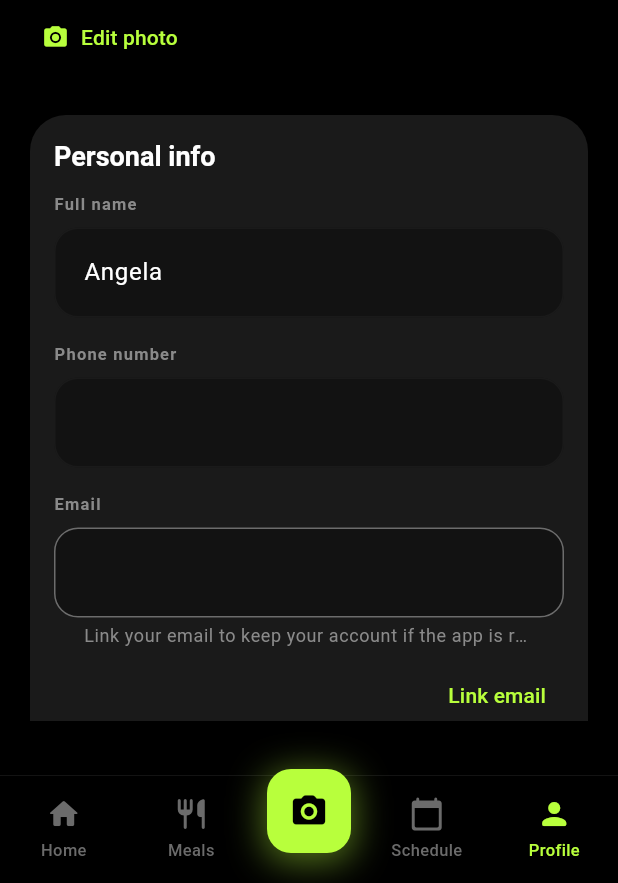
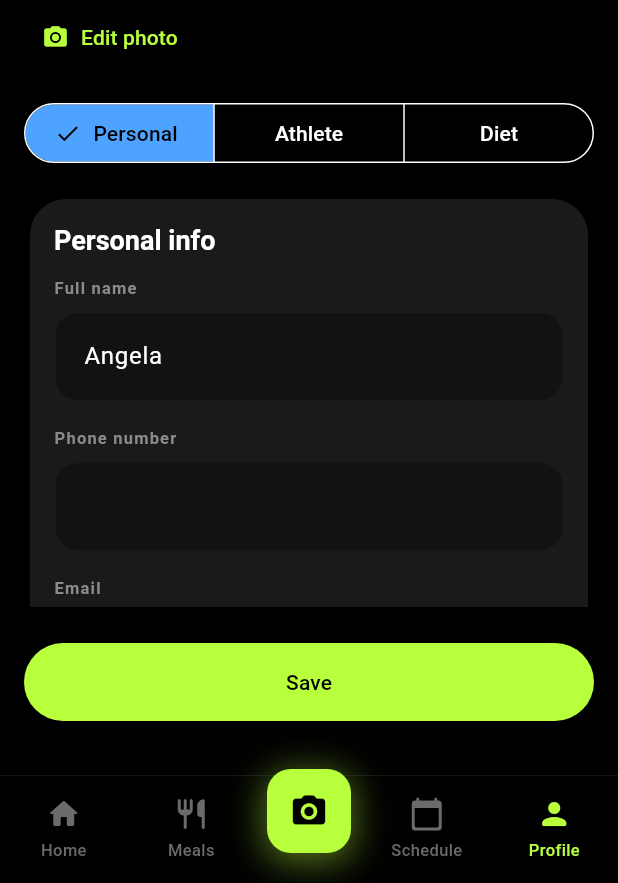
Before and after one commit to angela20241009-code/NutriLens, a Flutter app: the screen it shows after launch, item 5 of the bottom bar chosen, on a phone screen of 412 x 824 dp, the part 353-1236 px from its top. Run offline on Flutter 3.47's test engine with Material 3 defaults, Android fonts, the phone set to English and light mode, and no system bars; our stand-ins replace cloud_firestore, firebase_auth, firebase_core, image_picker; accounts and stored records are empty; network calls fail.

Commit message:
feat(profile): add segmented tabs for profile sections
Replace the long scroll layout with Personal, Athlete, and Diet segments so users can switch between profile sections while keeping the header and save button always visible.

Co-authored-by: Cursor <cursoragent@cursor.com>

```diff
--- a/lib/features/profile/profile_screen.dart
+++ b/lib/features/profile/profile_screen.dart
@@ -34,6 +34,7 @@ class _ProfileScreenState extends State<ProfileScreen> {
   UserAccount? _account;
   bool _saving = false;
   bool _loading = true;
+  int _selectedSection = 0;
   XFile? _pickedAvatar;
   String? _genderValue;
   String? _activityLevelValue;
@@ -330,7 +331,6 @@ class _ProfileScreenState extends State<ProfileScreen> {
             ? const Center(child: CircularProgressIndicator())
             : Form(
                 key: _formKey,
-                child: SingleChildScrollView(
                 child: Column(
                   crossAxisAlignment: CrossAxisAlignment.stretch,
                   children: [
@@ -367,8 +367,25 @@ class _ProfileScreenState extends State<ProfileScreen> {
                         ),
                       ],
                     ),
-                      const SizedBox(height: 24),
-                      ProfileFieldCard(
+                    const SizedBox(height: 16),
+                    SegmentedButton<int>(
+                      segments: const [
+                        ButtonSegment(value: 0, label: Text('Personal')),
+                        ButtonSegment(value: 1, label: Text('Athlete')),
+                        ButtonSegment(value: 2, label: Text('Diet')),
+                      ],
+                      selected: {_selectedSection},
+                      onSelectionChanged: (selection) {
+                        setState(() {
+                          _selectedSection = selection.first;
+                        });
+                      },
+                    ),
+                    const SizedBox(height: 16),
+                    Expanded(
+                      child: SingleChildScrollView(
+                        child: switch (_selectedSection) {
+                          0 => ProfileFieldCard(
                               title: 'Personal info',
                               child: Column(
                                 children: [
@@ -436,8 +453,7 @@ class _ProfileScreenState extends State<ProfileScreen> {
                                 ],
                               ),
                             ),
-                      const SizedBox(height: 16),
-                      ProfileFieldCard(
+                          1 => ProfileFieldCard(
                               title: 'Athlete info',
                               child: Column(
                                 crossAxisAlignment: CrossAxisAlignment.stretch,
@@ -579,8 +595,7 @@ class _ProfileScreenState extends State<ProfileScreen> {
                                 ],
                               ),
                             ),
-                      const SizedBox(height: 16),
-                      ProfileFieldCard(
+                          _ => ProfileFieldCard(
                               title: 'Dietary notes',
                               subtitle: 'Use commas or new lines to add multiple values.',
                               child: Column(
@@ -597,6 +612,9 @@ class _ProfileScreenState extends State<ProfileScreen> {
                                     maxLines: 3,
                                   ),
                                 ],
+                              ),
+                            ),
+                        },
                       ),
                     ),
                     const SizedBox(height: 24),
@@ -619,7 +637,6 @@ class _ProfileScreenState extends State<ProfileScreen> {
                 ),
               ),
       ),
-      ),
     );
   }
 }
```
Lines whose indentation alone changed are shown as unchanged.
